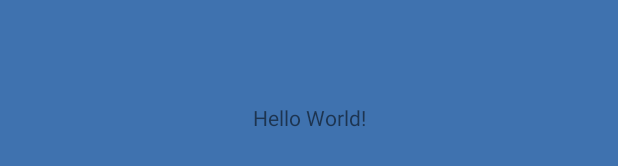
After one commit to IronClad1607/Agenda, an Android app: the layout activity_splash.xml on its own in the app's theme, with its tools: preview values and no code run, on a phone screen of 412 x 824 dp. The commit adds this screen. Shown: the part 501-667 px from the top of the screen. Run offline under Robolectric (Android 15) with nearby library versions, the phone set to English and light mode, and no system bars.

Commit message:
color.xml : day and night colors added

```diff
--- a/app/src/main/AndroidManifest.xml
+++ b/app/src/main/AndroidManifest.xml
@@ -8,8 +8,8 @@
         android:label="@string/app_name"
         android:roundIcon="@mipmap/ic_launcher_round"
         android:supportsRtl="true"
-        android:theme="@style/Theme.Agenda">
-        <activity android:name=".MainActivity">
+        android:theme="@style/Theme.Agenda.NoActionBar">
+        <activity android:name=".SplashActivity">
             <intent-filter>
                 <action android:name="android.intent.action.MAIN" />
 
--- /dev/null
+++ b/app/src/main/res/layout/activity_splash.xml
@@ -0,0 +1,22 @@
+<?xml version="1.0" encoding="utf-8"?>
+<layout xmlns:android="http://schemas.android.com/apk/res/android"
+    xmlns:app="http://schemas.android.com/apk/res-auto"
+    xmlns:tools="http://schemas.android.com/tools">
+
+    <androidx.constraintlayout.widget.ConstraintLayout
+        android:layout_width="match_parent"
+        android:layout_height="match_parent"
+        android:background="@color/splashBack"
+        tools:context=".SplashActivity">
+
+        <TextView
+            android:layout_width="wrap_content"
+            android:layout_height="wrap_content"
+            android:text="Hello World!"
+            app:layout_constraintBottom_toBottomOf="parent"
+            app:layout_constraintLeft_toLeftOf="parent"
+            app:layout_constraintRight_toRightOf="parent"
+            app:layout_constraintTop_toTopOf="parent" />
+
+    </androidx.constraintlayout.widget.ConstraintLayout>
+</layout>
--- a/app/src/main/res/values-night/themes.xml
+++ b/app/src/main/res/values-night/themes.xml
@@ -2,8 +2,8 @@
     <!-- Base application theme. -->
     <style name="Theme.Agenda" parent="Theme.MaterialComponents.DayNight.DarkActionBar">
         <!-- Primary brand color. -->
-        <item name="colorPrimary">@color/purple_200</item>
-        <item name="colorPrimaryVariant">@color/purple_700</item>
+        <item name="colorPrimary">@color/splashBack</item>
+        <item name="colorPrimaryVariant">@color/topBar</item>
         <item name="colorOnPrimary">@color/black</item>
         <!-- Secondary brand color. -->
         <item name="colorSecondary">@color/teal_200</item>
@@ -13,4 +13,13 @@
         <item name="android:statusBarColor" tools:targetApi="l">?attr/colorPrimaryVariant</item>
         <!-- Customize your theme here. -->
     </style>
+
+    <style name="Theme.Agenda.NoActionBar">
+        <item name="windowActionBar">false</item>
+        <item name="windowNoTitle">true</item>
+    </style>
+
+    <style name="AppTheme.AppBarOverlay" parent="ThemeOverlay.AppCompat.Dark.ActionBar" />
+
+    <style name="AppTheme.PopupOverlay" parent="ThemeOverlay.AppCompat.Light" />
 </resources>
--- a/app/src/main/res/values/colors.xml
+++ b/app/src/main/res/values/colors.xml
@@ -5,6 +5,8 @@
     <color name="purple_700">#FF3700B3</color>
     <color name="teal_200">#FF03DAC5</color>
     <color name="teal_700">#FF018786</color>
-    <color name="black">#FF000000</color>
-    <color name="white">#FFFFFFFF</color>
+    <color name="black">#121212</color>
+    <color name="white">#F9f9f9</color>
+    <color name="splashBack">#3f72af</color>
+    <color name="topBar">#112d4e</color>
 </resources>
--- a/app/src/main/res/values/themes.xml
+++ b/app/src/main/res/values/themes.xml
@@ -2,8 +2,8 @@
     <!-- Base application theme. -->
     <style name="Theme.Agenda" parent="Theme.MaterialComponents.DayNight.DarkActionBar">
         <!-- Primary brand color. -->
-        <item name="colorPrimary">@color/purple_500</item>
-        <item name="colorPrimaryVariant">@color/purple_700</item>
+        <item name="colorPrimary">@color/splashBack</item>
+        <item name="colorPrimaryVariant">@color/topBar</item>
         <item name="colorOnPrimary">@color/white</item>
         <!-- Secondary brand color. -->
         <item name="colorSecondary">@color/teal_200</item>
@@ -13,4 +13,13 @@
         <item name="android:statusBarColor" tools:targetApi="l">?attr/colorPrimaryVariant</item>
         <!-- Customize your theme here. -->
     </style>
+
+    <style name="Theme.Agenda.NoActionBar">
+        <item name="windowActionBar">false</item>
+        <item name="windowNoTitle">true</item>
+    </style>
+
+    <style name="AppTheme.AppBarOverlay" parent="ThemeOverlay.AppCompat.Dark.ActionBar" />
+
+    <style name="AppTheme.PopupOverlay" parent="ThemeOverlay.AppCompat.Light" />
 </resources>
```
Also changed, not shown: app/src/main/java/com/ironclad/agenda/MainActivity.kt (deleted, +0 -11 lines), app/src/main/java/com/ironclad/agenda/SplashActivity.kt (added, +15 -0 lines), app/src/main/res/layout/activity_main.xml (deleted, +0 -18 lines).
